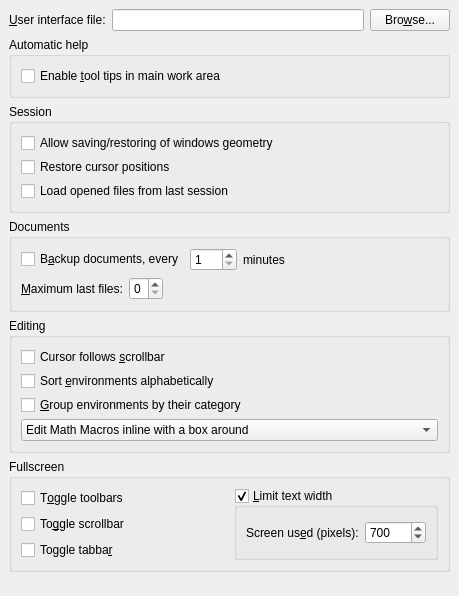
First picture: the form in src/frontends/qt4/ui/PrefUi.ui, repository cburschka/lyx, before the edit.
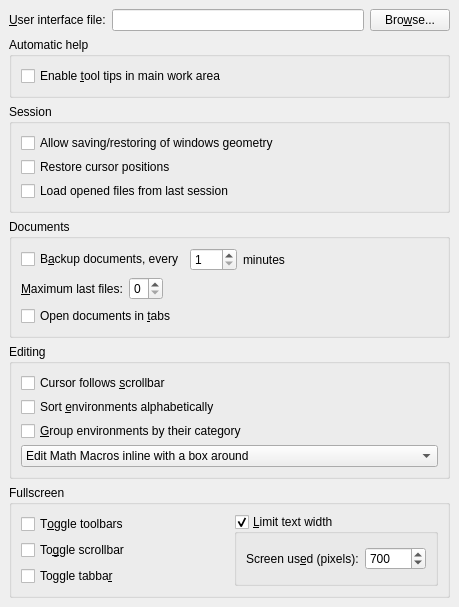
Second picture: the form after the edit.

Commit message: * preference option to open buffers in tabs or new windows * moved the open/new file dispatches into GuiApplication to make them GuiView independent

```diff
--- a/src/frontends/qt4/ui/PrefUi.ui
+++ b/src/frontends/qt4/ui/PrefUi.ui
@@ -332,6 +332,13 @@
         </property>
        </widget>
       </item>
+      <item row="2" column="0" colspan="4">
+       <widget class="QCheckBox" name="openDocumentsInTabsCB" >
+        <property name="text" >
+         <string>Open documents in &amp;tabs</string>
+        </property>
+       </widget>
+      </item>
      </layout>
     </widget>
    </item>
```
Left out of the diff: 1 changed line with no effect on the pictures. The commit also changes 7 other files.
